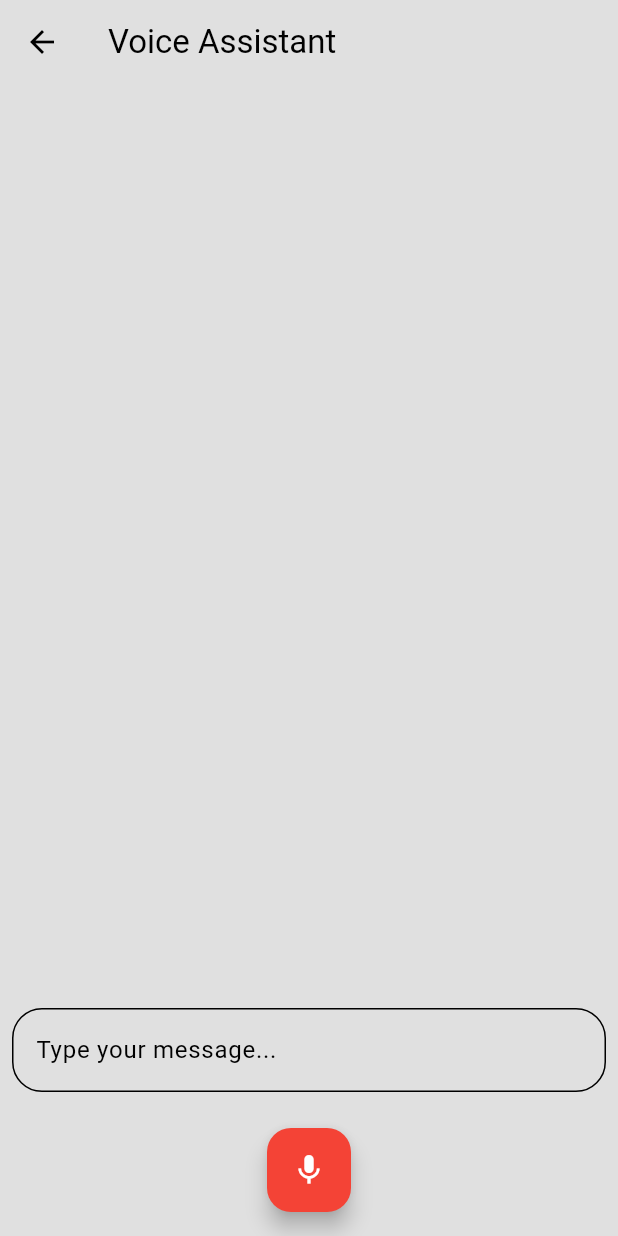
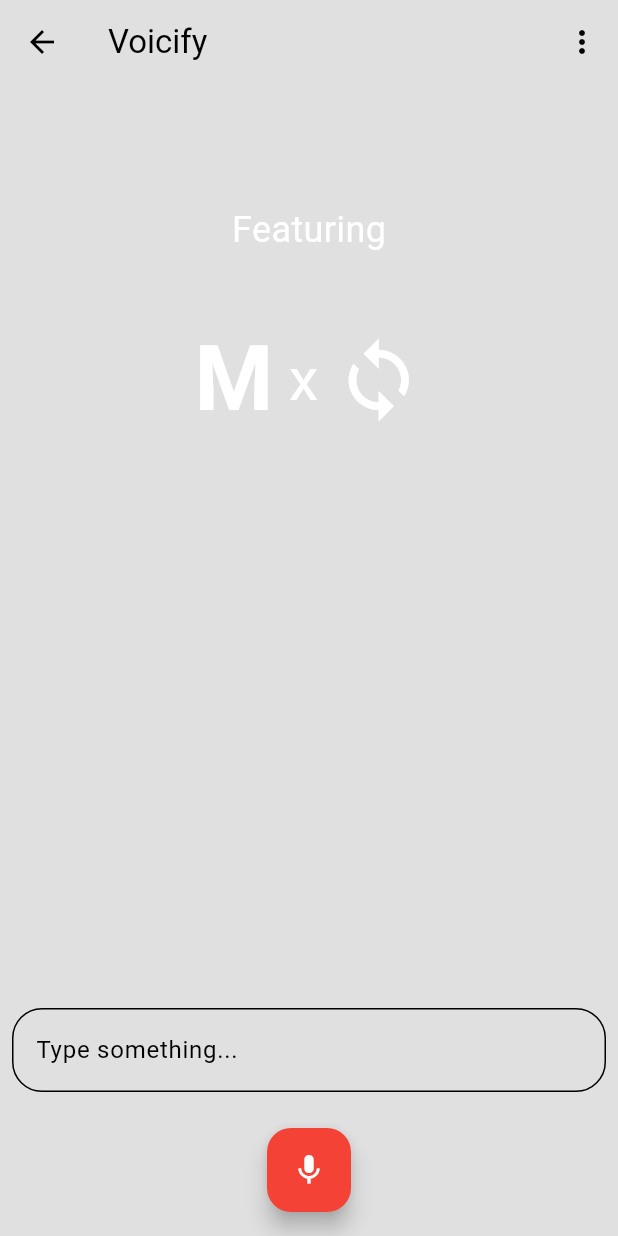
Before and after one commit to Jagjit0306/Myriad, a Flutter app: the VoicifyPage screen opened by its route, after a tap on the "mic none" icon, on a phone screen of 412 x 824 dp. Run offline on Flutter 3.47's test engine with Material 3 defaults, Android fonts, the phone set to English and light mode, and no system bars; drawn by our look-alikes of dash_chat_2; our stand-ins replace audioplayers, cloud_firestore, firebase_auth, firebase_core, flutter_gemini, flutter_tts and 5 more; missing offline and left inert: google_maps_webservice; accounts and stored records are empty; generated files the repository leaves out were written again.

Commit message:
Voicify bugs fixed + Sightify boileplate
-> Voicify package updated.
-> Dashchat Voicify config updated
-> Added save/delete to voicify
-> Added banner to voicify

-> Boilerplate for sightify added

-> other changes/additions

```diff
--- /dev/null
+++ b/myriad/lib/components/banner_1.dart
@@ -0,0 +1,64 @@
+import 'package:flutter/material.dart';
+
+class Banner1 extends StatelessWidget {
+  final IconData bannerIcon;
+  final double tilt;
+  const Banner1({
+    super.key,
+    required this.bannerIcon,
+    this.tilt = 0,
+  });
+
+  @override
+  Widget build(BuildContext context) {
+    return Column(
+      mainAxisSize: MainAxisSize.max,
+      crossAxisAlignment: CrossAxisAlignment.center,
+      mainAxisAlignment: MainAxisAlignment.center,
+      children: [
+        SizedBox(height: 80),
+        const Text(
+          'Featuring',
+          style: TextStyle(
+            color: Colors.white,
+            fontSize: 24,
+            fontWeight: FontWeight.w400,
+            decorationThickness: 2,
+          ),
+        ),
+        const SizedBox(height: 40),
+        Row(
+          mainAxisAlignment: MainAxisAlignment.center,
+          children: [
+            Text(
+              'M',
+              style: TextStyle(
+                color: Colors.white,
+                fontSize: 60,
+                fontWeight: FontWeight.bold,
+              ),
+            ),
+            SizedBox(width: 10),
+            Text(
+              'x',
+              style: TextStyle(
+                color: Colors.white,
+                fontSize: 40,
+                fontWeight: FontWeight.w400,
+              ),
+            ),
+            SizedBox(width: 10),
+            Transform.rotate(
+              angle: tilt,
+              child: Icon(
+                bannerIcon,
+                color: Colors.white,
+                size: 60,
+              ),
+            ),
+          ],
+        ),
+      ],
+    );
+  }
+}
--- a/myriad/lib/main.dart
+++ b/myriad/lib/main.dart
@@ -10,6 +10,7 @@ import 'package:myriad/pages/home_page.dart';
 import 'package:myriad/pages/maps_wheelchair_home_page.dart';
 import 'package:myriad/pages/on_boarding.dart';
 import 'package:myriad/pages/hearify_page.dart';
+import 'package:myriad/pages/sightify_page.dart';
 import 'package:myriad/pages/speakify_page.dart';
 import 'package:myriad/pages/voicify_page.dart';
 import 'package:myriad/passwords.dart';
@@ -49,6 +50,7 @@ class MainApp extends StatelessWidget {
         '/hearify': (context) => HearifyPage(),
         '/speakify': (context) => SpeakifyPage(),
         '/voicify': (context) => VoicifyPage(),
+        '/sightify': (context) => SightifyPage(),
       },
     );
   }
--- a/myriad/lib/pages/home_page.dart
+++ b/myriad/lib/pages/home_page.dart
@@ -5,7 +5,6 @@ import 'package:firebase_auth/firebase_auth.dart';
 import 'package:flutter/material.dart';
 import 'package:myriad/components/my_drawer.dart';
 import 'package:shared_preferences/shared_preferences.dart';
-import 'package:myriad/pages/sos_page.dart';
 
 class HomePage extends StatelessWidget {
   HomePage({super.key});
--- a/myriad/lib/pages/voicify_page.dart
+++ b/myriad/lib/pages/voicify_page.dart
@@ -1,5 +1,9 @@
+import 'dart:convert';
+
 import 'package:flutter/material.dart';
 import 'package:flutter_tts/flutter_tts.dart';
+import 'package:myriad/components/banner_1.dart';
+import 'package:shared_preferences/shared_preferences.dart';
 import 'package:speech_to_text/speech_to_text.dart';
 import 'package:speech_to_text/speech_recognition_result.dart'; // Add this import
 import 'package:dash_chat_2/dash_chat_2.dart';
@@ -15,20 +19,20 @@ class VoicifyPage extends StatefulWidget {
 class _VoicifyPageState extends State<VoicifyPage> {
   final FlutterTts _flutterTts = FlutterTts();
   final SpeechToText _speech = SpeechToText();
-  final List<ChatMessage> _messages = [];
+  List<ChatMessage> messages = [];
   bool _isListening = false;
   bool _speechEnabled = false;
   String _lastWords = '';
   final TextEditingController _textController = TextEditingController();
 
   final ChatUser _currentUser = ChatUser(
-    id: '1',
+    id: '0',
     firstName: 'User',
   );
 
   final ChatUser _botUser = ChatUser(
-    id: '2',
-    firstName: 'Assistant',
+    id: '1',
+    firstName: 'Partner',
   );
 
   @override
@@ -36,6 +40,7 @@ class _VoicifyPageState extends State<VoicifyPage> {
     super.initState();
     _initializeSpeech();
     _initializeTts();
+    _getChats();
   }
 
   Future<void> _initializeTts() async {
@@ -52,7 +57,9 @@ class _VoicifyPageState extends State<VoicifyPage> {
           if (mounted) {
             setState(() => _isListening = false);
             ScaffoldMessenger.of(context).showSnackBar(
-              SnackBar(content: Text('Speech recognition error: ${errorNotification.errorMsg}')),
+              SnackBar(
+                  content: Text(
+                      'Speech recognition error: ${errorNotification.errorMsg}')),
             );
           }
         },
@@ -109,19 +116,54 @@ class _VoicifyPageState extends State<VoicifyPage> {
       setState(() => _isListening = false);
       await _speech.stop();
     }
+    _saveChats();
   }
 
   void _onSpeechResult(SpeechRecognitionResult result) {
     setState(() {
       _lastWords = "${_lastWords}${result.recognizedWords} ";
       _textController.text = _lastWords;
-      _messages.add(
-        ChatMessage(
-          user: _currentUser,
-          text: result.recognizedWords,
-          createdAt: DateTime.now(),
-        ),
-      );
+
+      if (result.recognizedWords.isNotEmpty) {
+        messages = [
+          ChatMessage(
+            user: _botUser,
+            text: result.recognizedWords,
+            createdAt: DateTime.now(),
+          ),
+          ...messages,
+        ];
+      }
+    });
+  }
+
+  Future<void> _getChats() async {
+    SharedPreferences localPrefs = await SharedPreferences.getInstance();
+    String dataString = localPrefs.getString("voicify_chats") ?? "";
+    if (dataString.isNotEmpty) {
+      final decodedJson = jsonDecode(dataString) as List;
+      final castedList = decodedJson.cast<Map<String, dynamic>>();
+      List<ChatMessage> chatData =
+          castedList.map((e) => ChatMessage.fromJson(e)).toList();
+      // final listSize = chatData.length;
+      if (chatData.length > 50) {
+        chatData = chatData.sublist(0, 50); //only 50 recent chats are saved
+      }
+      setState(() {
+        messages = chatData;
+      });
+    }
+  }
+
+  Future<void> _saveChats() async {
+    SharedPreferences localPrefs = await SharedPreferences.getInstance();
+    localPrefs.setString('voicify_chats', jsonEncode(messages));
+  }
+
+  Future<void> _clearChats() async {
+    setState(() {
+      messages = [];
+      _saveChats();
     });
   }
 
@@ -129,26 +171,48 @@ class _VoicifyPageState extends State<VoicifyPage> {
   Widget build(BuildContext context) {
     return Scaffold(
       appBar: AppBar(
-        title: const Text('Voice Assistant'),
+        title: const Text('Voicify'),
+        actions: [
+          PopupMenuButton(
+            onSelected: (value) {
+              switch (value) {
+                case 'clrcht':
+                  _clearChats();
+                  break;
+                default:
+                  break;
+              }
+            },
+            itemBuilder: (context) => [
+              PopupMenuItem(
+                value: 'clrcht',
+                child: Text("Clear Chat"),
+              ),
+            ],
+          )
+        ],
       ),
       body: Column(
         children: [
+          if (messages.isEmpty) Banner1(bannerIcon: Icons.loop),
           Expanded(
             child: DashChat(
               currentUser: _currentUser,
-              messages: _messages,
+              messages: messages,
               onSend: (ChatMessage message) {
                 setState(() {
-                  _messages.add(message);
+                  // messages.add(message);
+                  messages = [message, ...messages];
                 });
                 _speak(message.text);
+                _saveChats();
               },
               messageOptions: MessageOptions(
-                showTime: true,
-                containerColor: Theme.of(context).colorScheme.inversePrimary,
-                textColor: Colors.white,
-                currentUserContainerColor: Theme.of(context).colorScheme.primary,
-                currentUserTextColor: Colors.white,
+                currentUserContainerColor:
+                    Theme.of(context).colorScheme.inversePrimary,
+                containerColor: Theme.of(context).colorScheme.secondary,
+                textColor: Theme.of(context).colorScheme.inversePrimary,
+                currentUserTextColor: Theme.of(context).colorScheme.surface,
               ),
               inputOptions: InputOptions(
                 cursorStyle: CursorStyle(
@@ -157,7 +221,7 @@ class _VoicifyPageState extends State<VoicifyPage> {
                 inputDecoration: InputDecoration(
                   filled: true,
                   fillColor: Theme.of(context).colorScheme.surface,
-                  hintText: "Type your message...",
+                  hintText: "Type something...",
                   border: OutlineInputBorder(
                     borderRadius: BorderRadius.circular(20),
                   ),
--- a/myriad/pubspec.yaml
+++ b/myriad/pubspec.yaml
@@ -23,7 +23,7 @@ dependencies:
   url_launcher: ^6.0.20
   audioplayers: ^6.1.0
   flutter_tts: ^3.4.0
-  speech_to_text: ^5.5.0
+  speech_to_text: ^7.0.0
 dev_dependencies:
   flutter_test:
     sdk: flutter
```
Also changed, not shown: myriad/lib/components/my_drawer.dart (+20 -24 lines), myriad/lib/components/round_button.dart (added, +45 -0 lines), myriad/lib/pages/sightify_page.dart (added, +55 -0 lines).
